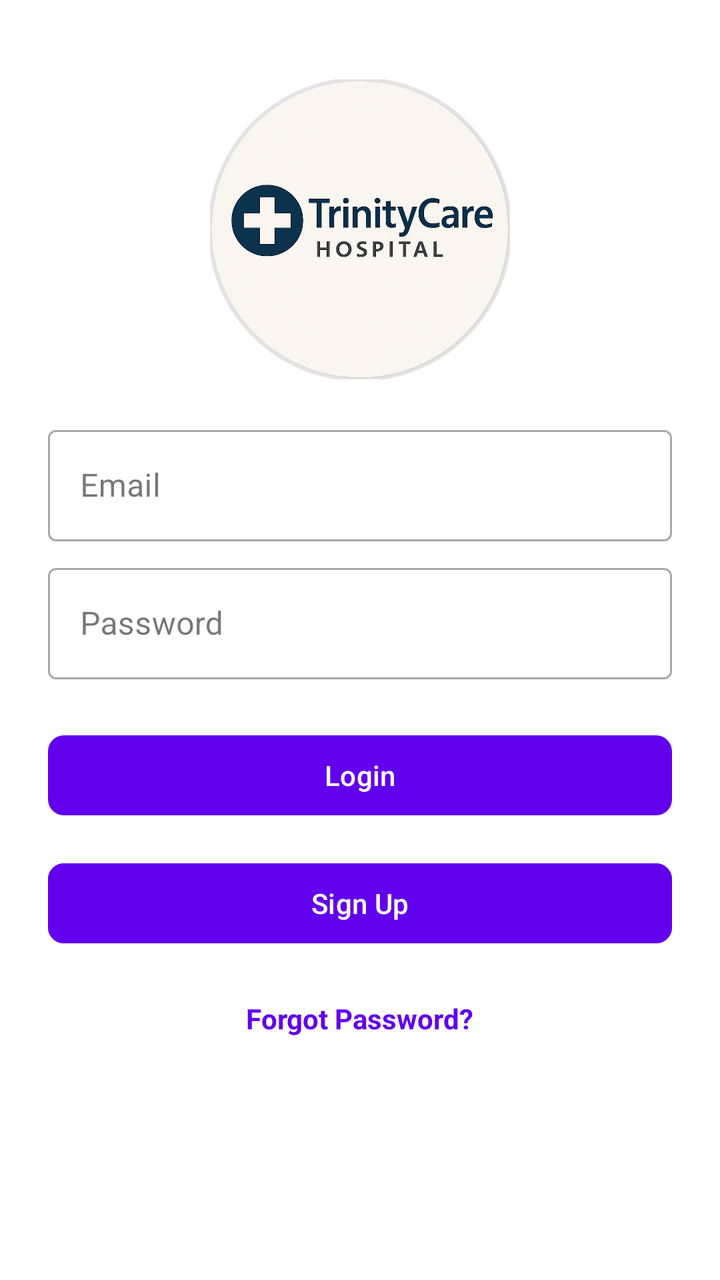
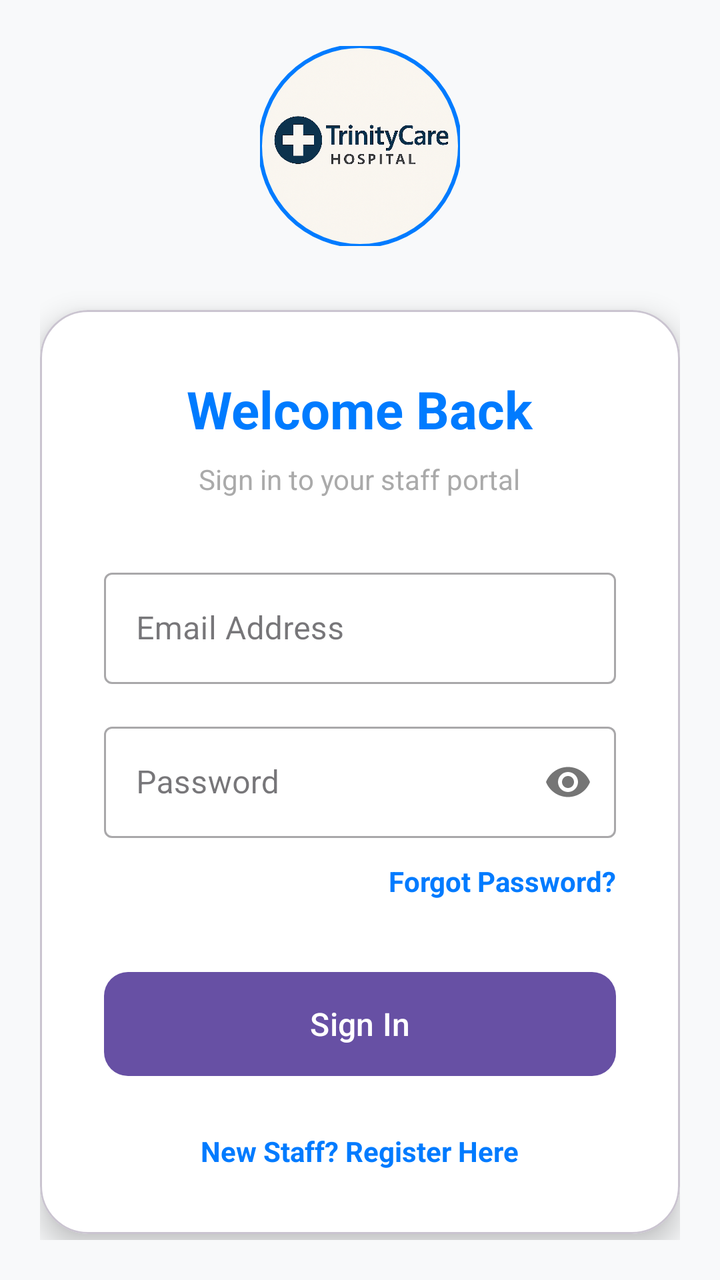

Screens rendered from an Android XML layout before and after an edit, with the pre-edit source and the edit as a unified diff.
<!-- AndroidManifest.xml: application theme Theme.HospitalAppJava -->
<!-- res/layout/activity_main.xml -->
<?xml version="1.0" encoding="utf-8"?>
<LinearLayout xmlns:android="http://schemas.android.com/apk/res/android"
    xmlns:app="http://schemas.android.com/apk/res-auto"
    android:layout_width="match_parent"
    android:layout_height="match_parent"
    android:orientation="vertical"
    android:gravity="center"
    android:padding="24dp"
    android:background="@android:color/white">

    
    <com.google.android.material.imageview.ShapeableImageView
        android:layout_width="150dp"
        android:layout_height="150dp"
        android:src="@drawable/ic_logo_round"
        android:scaleType="centerCrop"
        android:layout_marginBottom="20dp"
        app:shapeAppearanceOverlay="@style/CircleImageViewStyle"
        app:strokeWidth="2dp" />

    
    <com.google.android.material.textfield.TextInputLayout
        android:layout_width="match_parent"
        android:layout_height="wrap_content"
        android:layout_marginBottom="8dp"
        style="@style/Widget.MaterialComponents.TextInputLayout.OutlinedBox">

        <com.google.android.material.textfield.TextInputEditText
            android:id="@+id/username"
            android:layout_width="match_parent"
            android:layout_height="wrap_content"
            android:hint="Email"/>
    </com.google.android.material.textfield.TextInputLayout>

    <com.google.android.material.textfield.TextInputLayout
        android:layout_width="match_parent"
        android:layout_height="wrap_content"
        android:layout_marginBottom="16dp"
        style="@style/Widget.MaterialComponents.TextInputLayout.OutlinedBox">

        <com.google.android.material.textfield.TextInputEditText
            android:id="@+id/password"
            android:layout_width="match_parent"
            android:layout_height="wrap_content"
            android:hint="Password"
            android:inputType="textPassword"/>
    </com.google.android.material.textfield.TextInputLayout>

    
    <com.google.android.material.button.MaterialButton
        android:id="@+id/loginButton"
        android:layout_width="match_parent"
        android:layout_height="wrap_content"
        android:text="Login"
        android:layout_marginTop="8dp"
        android:textColor="@android:color/white"
        app:backgroundTint="@color/primary_color"
        app:cornerRadius="8dp"
        app:elevation="4dp"/>

    
    <com.google.android.material.button.MaterialButton
        android:id="@+id/signUP"
        android:layout_width="match_parent"
        android:layout_height="wrap_content"
        android:text="Sign Up"
        android:layout_marginTop="16dp"
        android:textColor="@android:color/white"
        app:backgroundTint="@color/primary_color"
        app:cornerRadius="8dp"
        app:strokeColor="@color/primary_color"
        app:strokeWidth="1dp"
        app:elevation="4dp"/>

    
    <TextView
        android:id="@+id/forgotPasswordText"
        android:layout_width="wrap_content"
        android:layout_height="wrap_content"
        android:text="Forgot Password?"
        android:textColor="@color/primary_color"
        android:layout_marginTop="16dp"
        android:textStyle="bold"
        android:padding="8dp" />

    
    <TextView
        android:id="@+id/errorText"
        android:layout_width="match_parent"
        android:layout_height="wrap_content"
        android:textColor="#A20606"
        android:textSize="16sp"
        android:textAlignment="center"
        android:layout_marginTop="20dp" />

    <TextView
        android:id="@+id/signup_success"
        android:layout_width="match_parent"
        android:layout_height="wrap_content"
        android:textColor="#095603"
        android:textSize="16sp"
        android:textAlignment="center"
        android:layout_marginTop="10dp"/>
</LinearLayout>
<!-- resources referenced by this layout -->
<resources>
  <color name="primary_color">#6200EE</color>
  <!-- drawable ic_logo_round: png bitmap (drawable, 710171 bytes) -->
  <style name="CircleImageViewStyle" parent="">
          <item name="cornerFamily">rounded</item>
          <item name="cornerSize">50%</item> 
      </style>
  <style name="Theme.HospitalAppJava" parent="Base.Theme.HospitalAppJava" />
  <style name="Base.Theme.HospitalAppJava" parent="Theme.Material3.DayNight.NoActionBar">
          
          
      </style>
</resources>

<!-- the commit's change to res/layout/activity_main.xml (unified diff, before → after) -->
@@ -1,104 +1,128 @@
 <?xml version="1.0" encoding="utf-8"?>
-<LinearLayout xmlns:android="http://schemas.android.com/apk/res/android"
+<ScrollView xmlns:android="http://schemas.android.com/apk/res/android"
     xmlns:app="http://schemas.android.com/apk/res-auto"
     android:layout_width="match_parent"
     android:layout_height="match_parent"
-    android:orientation="vertical"
-    android:gravity="center"
-    android:padding="24dp"
-    android:background="@android:color/white">
+    android:background="@color/light_gray_background"
+    android:fillViewport="true">
 
-    
-    <com.google.android.material.imageview.ShapeableImageView
-        android:layout_width="150dp"
-        android:layout_height="150dp"
-        android:src="@drawable/ic_logo_round"
-        android:scaleType="centerCrop"
-        android:layout_marginBottom="20dp"
-        app:shapeAppearanceOverlay="@style/CircleImageViewStyle"
-        app:strokeWidth="2dp" />
-
-    
-    <com.google.android.material.textfield.TextInputLayout
+    <LinearLayout
         android:layout_width="match_parent"
         android:layout_height="wrap_content"
-        android:layout_marginBottom="8dp"
-        style="@style/Widget.MaterialComponents.TextInputLayout.OutlinedBox">
+        android:gravity="center"
+        android:orientation="vertical"
+        android:padding="20dp">
 
-        <com.google.android.material.textfield.TextInputEditText
-            android:id="@+id/username"
+        <com.google.android.material.imageview.ShapeableImageView
+            android:layout_width="100dp"
+            android:layout_height="100dp"
+            android:layout_marginBottom="32dp"
+            android:src="@drawable/ic_logo_round"
+            app:shapeAppearanceOverlay="@style/CircleImageViewStyle"
+            app:strokeColor="@color/primary_color"
+            app:strokeWidth="2dp" />
+
+        <com.google.android.material.card.MaterialCardView
             android:layout_width="match_parent"
             android:layout_height="wrap_content"
-            android:hint="Email"/>
-    </com.google.android.material.textfield.TextInputLayout>
+            app:cardCornerRadius="24dp"
+            app:cardElevation="8dp"
+            app:cardBackgroundColor="@android:color/white">
 
-    <com.google.android.material.textfield.TextInputLayout
-        android:layout_width="match_parent"
-        android:layout_height="wrap_content"
-        android:layout_marginBottom="16dp"
-        style="@style/Widget.MaterialComponents.TextInputLayout.OutlinedBox">
+            <LinearLayout
+                android:layout_width="match_parent"
+                android:layout_height="wrap_content"
+                android:orientation="vertical"
+                android:padding="32dp">
 
-        <com.google.android.material.textfield.TextInputEditText
-            android:id="@+id/password"
-            android:layout_width="match_parent"
-            android:layout_height="wrap_content"
-            android:hint="Password"
-            android:inputType="textPassword"/>
-    </com.google.android.material.textfield.TextInputLayout>
+                <TextView
+                    android:layout_width="wrap_content"
+                    android:layout_height="wrap_content"
+                    android:layout_gravity="center"
+                    android:text="Welcome Back"
+                    android:textColor="@color/primary_color"
+                    android:textSize="26sp"
+                    android:textStyle="bold"
+                    android:layout_marginBottom="8dp"/>
 
-    
-    <com.google.android.material.button.MaterialButton
-        android:id="@+id/loginButton"
-        android:layout_width="match_parent"
-        android:layout_height="wrap_content"
-        android:text="Login"
-        android:layout_marginTop="8dp"
-        android:textColor="@android:color/white"
-        app:backgroundTint="@color/primary_color"
-        app:cornerRadius="8dp"
-        app:elevation="4dp"/>
+                <TextView
+                    android:layout_width="wrap_content"
+                    android:layout_height="wrap_content"
+                    android:layout_gravity="center"
+                    android:text="Sign in to your staff portal"
+                    android:textColor="@android:color/darker_gray"
+                    android:textSize="14sp"
+                    android:layout_marginBottom="32dp"/>
 
-    
-    <com.google.android.material.button.MaterialButton
-        android:id="@+id/signUP"
-        android:layout_width="match_parent"
-        android:layout_height="wrap_content"
-        android:text="Sign Up"
-        android:layout_marginTop="16dp"
-        android:textColor="@android:color/white"
-        app:backgroundTint="@color/primary_color"
-        app:cornerRadius="8dp"
-        app:strokeColor="@color/primary_color"
-        app:strokeWidth="1dp"
-        app:elevation="4dp"/>
+                <com.google.android.material.textfield.TextInputLayout
+                    android:layout_width="match_parent"
+                    android:layout_height="wrap_content"
+                    android:layout_marginBottom="16dp"
+                    android:hint="Email Address"
+                    style="@style/Widget.MaterialComponents.TextInputLayout.OutlinedBox">
 
-    
-    <TextView
-        android:id="@+id/forgotPasswordText"
-        android:layout_width="wrap_content"
-        android:layout_height="wrap_content"
-        android:text="Forgot Password?"
-        android:textColor="@color/primary_color"
-        android:layout_marginTop="16dp"
-        android:textStyle="bold"
-        android:padding="8dp" />
+                    <com.google.android.material.textfield.TextInputEditText
+                        android:id="@+id/username"
+                        android:layout_width="match_parent"
+                        android:layout_height="wrap_content"
+                        android:inputType="textEmailAddress" />
+                </com.google.android.material.textfield.TextInputLayout>
 
-    
-    <TextView
-        android:id="@+id/errorText"
-        android:layout_width="match_parent"
-        android:layout_height="wrap_content"
-        android:textColor="#A20606"
-        android:textSize="16sp"
-        android:textAlignment="center"
-        android:layout_marginTop="20dp" />
+                <com.google.android.material.textfield.TextInputLayout
+                    android:layout_width="match_parent"
+                    android:layout_height="wrap_content"
+                    android:layout_marginBottom="12dp"
+                    android:hint="Password"
+                    app:passwordToggleEnabled="true"
+                    style="@style/Widget.MaterialComponents.TextInputLayout.OutlinedBox">
 
-    <TextView
-        android:id="@+id/signup_success"
-        android:layout_width="match_parent"
-        android:layout_height="wrap_content"
-        android:textColor="#095603"
-        android:textSize="16sp"
-        android:textAlignment="center"
-        android:layout_marginTop="10dp"/>
-</LinearLayout>
+                    <com.google.android.material.textfield.TextInputEditText
+                        android:id="@+id/password"
+                        android:layout_width="match_parent"
+                        android:layout_height="wrap_content"
+                        android:inputType="textPassword" />
+                </com.google.android.material.textfield.TextInputLayout>
+
+                <TextView
+                    android:id="@+id/forgotPasswordText"
+                    android:layout_width="wrap_content"
+                    android:layout_height="wrap_content"
+                    android:layout_gravity="end"
+                    android:text="Forgot Password?"
+                    android:textColor="@color/primary_color"
+                    android:layout_marginBottom="32dp"
+                    android:textStyle="bold" />
+
+                <com.google.android.material.button.MaterialButton
+                    android:id="@+id/loginButton"
+                    android:layout_width="match_parent"
+                    android:layout_height="60dp"
+                    android:text="Sign In"
+                    android:textSize="16sp"
+                    android:textAllCaps="false"
+                    app:cornerRadius="12dp"/>
+
+                <TextView
+                    android:id="@+id/signUP"
+                    android:layout_width="wrap_content"
+                    android:layout_height="wrap_content"
+                    android:layout_gravity="center"
+                    android:layout_marginTop="24dp"
+                    android:text="New Staff? Register Here"
+                    android:textColor="@color/primary_color"
+                    android:textStyle="bold" />
+
+                <TextView
+                    android:id="@+id/errorText"
+                    android:layout_width="match_parent"
+                    android:layout_height="wrap_content"
+                    android:layout_marginTop="16dp"
+                    android:textAlignment="center"
+                    android:textColor="@color/red"
+                    android:visibility="gone" />
+
+            </LinearLayout>
+        </com.google.android.material.card.MaterialCardView>
+
+    </LinearLayout>
+</ScrollView>
<!-- resource entries referenced after the edit -->
@@ -1,6 +1,8 @@
 <!-- resources referenced by this layout -->
 <resources>
-  <color name="primary_color">#6200EE</color>
+  <color name="light_gray_background">#F8F9FA</color>
+  <color name="primary_color">#007BFF</color>
+  <color name="red">#DC3545</color>
   <!-- drawable ic_logo_round: png bitmap (drawable, 710171 bytes) -->
   <style name="CircleImageViewStyle" parent="">
           <item name="cornerFamily">rounded</item>
